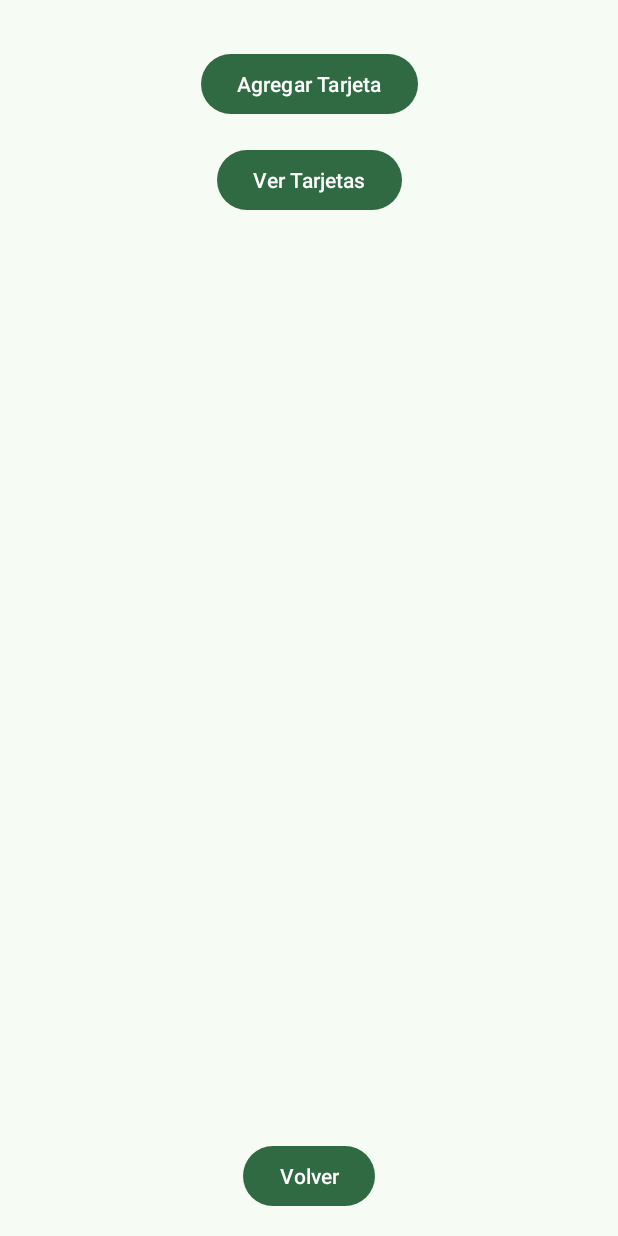
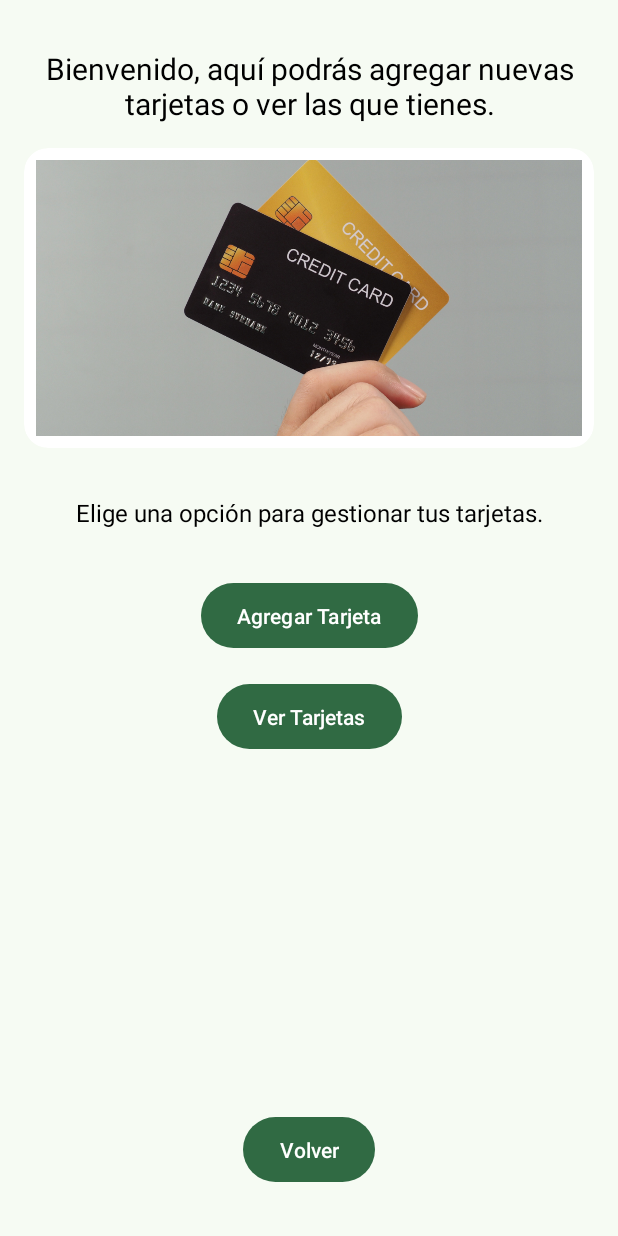
Before and after one commit to Juandoqg/Monify, an Android app: the TarjetasActivity screen opened directly, with no data from a screen before it, on a phone screen of 412 x 824 dp. Run offline under Robolectric (Android 15) with nearby library versions, the phone set to English and light mode, and no system bars; our stand-ins replace Picasso; Roboto replaces fonts that are not available here.

Commit message:
imagen para tarjetas y carga con picasso

```diff
--- a/app/build.gradle
+++ b/app/build.gradle
@@ -39,4 +39,6 @@ dependencies {
     annotationProcessor "androidx.room:room-compiler:2.5.2"
     implementation 'androidx.recyclerview:recyclerview:1.2.1'
     implementation 'com.github.PhilJay:MPAndroidChart:v3.1.0'
+    implementation 'androidx.cardview:cardview:1.0.0'
+
 }
--- a/app/src/main/java/com/example/monify/TarjetasActivity.java
+++ b/app/src/main/java/com/example/monify/TarjetasActivity.java
@@ -10,6 +10,8 @@ import androidx.appcompat.app.AppCompatActivity;
 import androidx.core.graphics.Insets;
 import androidx.core.view.ViewCompat;
 import androidx.core.view.WindowInsetsCompat;
+import com.squareup.picasso.Picasso;
+import android.widget.ImageView;
 
 public class TarjetasActivity extends AppCompatActivity {
     private Button btnVolver;
@@ -45,6 +47,11 @@ public class TarjetasActivity extends AppCompatActivity {
         });
         btnVolver = findViewById(R.id.btnVolver);
         btnVolver.setOnClickListener(v -> finish());
+
+        ImageView imagenView = findViewById(R.id.imagen);
+
+        // Cargar la imagen desde una URL o recurso con Picasso
+        Picasso.get().load(R.drawable.imagen_tarjeta).into(imagenView);
     }
 
     // Función que maneja el Intent para navegar a InsertarTarjetaActivity
--- a/app/src/main/res/layout/activity_tarjetas.xml
+++ b/app/src/main/res/layout/activity_tarjetas.xml
@@ -7,39 +7,93 @@
     android:id="@+id/main"
     tools:context=".TarjetasActivity">
 
-    <!-- Botón para agregar tarjeta -->
+    <TextView
+        android:id="@+id/Bienvenido"
+        android:layout_width="wrap_content"
+        android:layout_height="wrap_content"
+        android:text="Bienvenido, aquí podrás agregar nuevas tarjetas o ver las que tienes."
+        android:textSize="20sp"
+        android:textColor="@android:color/black"
+        android:layout_marginTop="32dp"
+        app:layout_constraintTop_toTopOf="parent"
+        app:layout_constraintStart_toStartOf="parent"
+        app:layout_constraintEnd_toEndOf="parent"
+        android:gravity="center"/>
+
+    <androidx.cardview.widget.CardView
+        android:id="@+id/cardViewImagen"
+        android:layout_width="0dp"
+        android:layout_height="200dp"
+        app:cardCornerRadius="16dp"
+    app:cardElevation="0dp"
+    app:cardBackgroundColor="@android:color/white"
+    app:layout_constraintTop_toBottomOf="@id/Bienvenido"
+    app:layout_constraintStart_toStartOf="parent"
+    app:layout_constraintEnd_toEndOf="parent"
+    android:layout_marginTop="16dp"
+    android:layout_marginStart="16dp"
+    android:layout_marginEnd="16dp"
+    android:layout_marginBottom="8dp">
+
+    <ImageView
+        android:id="@+id/imagen"
+        android:layout_width="match_parent"
+        android:layout_height="match_parent"
+        android:scaleType="centerCrop"
+    android:layout_margin="8dp"/>
+
+</androidx.cardview.widget.CardView>
+
+<TextView
+android:id="@+id/instrucciones"
+android:layout_width="wrap_content"
+android:layout_height="wrap_content"
+android:text="Elige una opción para gestionar tus tarjetas."
+android:textSize="16sp"
+android:textColor="@android:color/black"
+android:layout_marginTop="32dp"
+app:layout_constraintTop_toBottomOf="@id/cardViewImagen"
+app:layout_constraintStart_toStartOf="parent"
+app:layout_constraintEnd_toEndOf="parent"
+android:gravity="center"/>
+
 <Button
 android:id="@+id/btnAgregarTarjeta"
 android:layout_width="wrap_content"
 android:layout_height="wrap_content"
 android:text="Agregar Tarjeta"
-        app:layout_constraintTop_toTopOf="parent"
+android:textColor="@android:color/white"
+app:layout_constraintTop_toBottomOf="@id/instrucciones"
 app:layout_constraintStart_toStartOf="parent"
 app:layout_constraintEnd_toEndOf="parent"
-        app:layout_constraintVertical_bias="0.3"
-        android:layout_marginTop="32dp"/>
+android:layout_marginTop="32dp"
+android:paddingHorizontal="24dp"
+android:paddingVertical="12dp"/>
 
-    <!-- Botón para ver tarjetas -->
 <Button
 android:id="@+id/btnVerTarjetas"
 android:layout_width="wrap_content"
 android:layout_height="wrap_content"
 android:text="Ver Tarjetas"
+android:textColor="@android:color/white"
 app:layout_constraintTop_toBottomOf="@id/btnAgregarTarjeta"
 app:layout_constraintStart_toStartOf="parent"
 app:layout_constraintEnd_toEndOf="parent"
-        app:layout_constraintVertical_bias="0.5"
-        android:layout_marginTop="16dp"/>
+android:layout_marginTop="16dp"
+android:paddingHorizontal="24dp"
+android:paddingVertical="12dp"/>
 
-    <!-- Botón para volver a la actividad anterior (ubicado en la parte inferior) -->
 <Button
 android:id="@+id/btnVolver"
 android:layout_width="wrap_content"
 android:layout_height="wrap_content"
 android:text="Volver"
+android:textColor="@android:color/white"
 app:layout_constraintBottom_toBottomOf="parent"
 app:layout_constraintStart_toStartOf="parent"
 app:layout_constraintEnd_toEndOf="parent"
-        android:layout_marginBottom="16dp"/>
+android:layout_marginBottom="32dp"
+android:paddingHorizontal="24dp"
+android:paddingVertical="12dp"/>
 
 </androidx.constraintlayout.widget.ConstraintLayout>
--- a/app/src/main/res/values/colors.xml
+++ b/app/src/main/res/values/colors.xml
@@ -147,4 +147,6 @@
     <color name="primaryTextColor">#212121</color>
     <color name="buttonColor">#2196F3</color>
     <color name="primaryColor">#FF6200EE</color>
+    <color name="colorPrimary">#6200EE</color> <!-- Color principal -->
+    <color name="colorAccent">#03DAC5</color> <!-- Color secundario -->
 </resources>
```
Also changed, not shown: app/src/main/res/drawable/imagen_tarjeta.png (added). Lines whose indentation alone changed are shown as unchanged.
